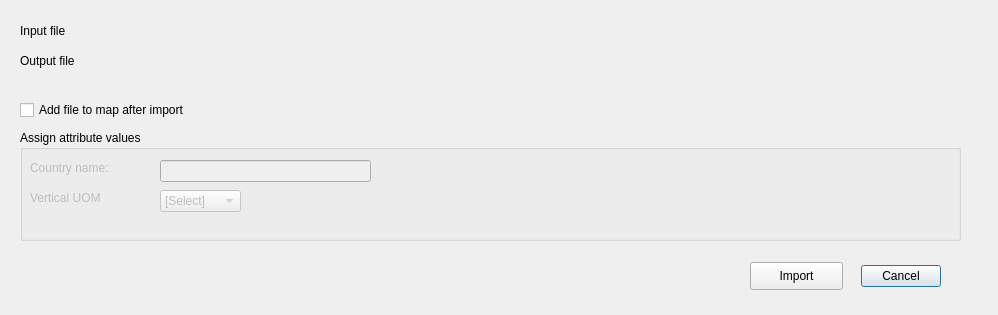
This is obstacle_from_csv/obstacle_from_csv_dialog_base.ui in strpaw/QGIS3-Plugin-ObstacleFromCSV as Qt 5 draws it before an edit. The edited form follows.
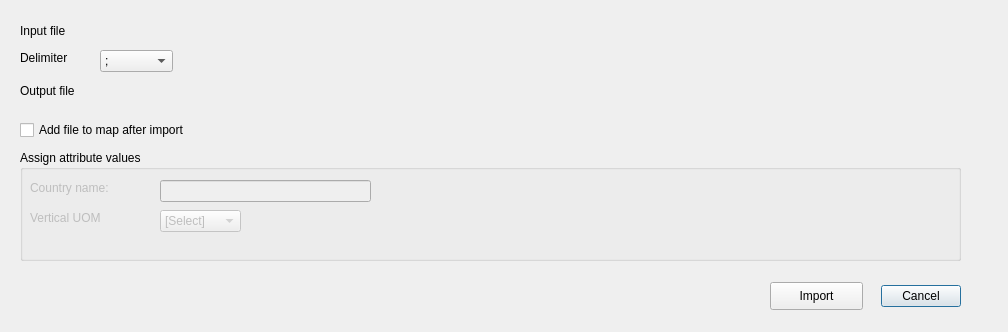
This is the edited form. Custom widgets are drawn as their Qt base class.

Commit message: Add handling comma, semicolon field delimiters

Diff of the .ui file:
```diff
--- a/obstacle_from_csv/obstacle_from_csv_dialog_base.ui
+++ b/obstacle_from_csv/obstacle_from_csv_dialog_base.ui
@@ -9,8 +9,8 @@
    <rect>
     <x>0</x>
     <y>0</y>
-    <width>998</width>
-    <height>315</height>
+    <width>1008</width>
+    <height>332</height>
    </rect>
   </property>
   <property name="windowTitle">
@@ -19,8 +19,8 @@
   <widget class="QDialogButtonBox" name="button_box">
    <property name="geometry">
     <rect>
-     <x>850</x>
-     <y>260</y>
+     <x>870</x>
+     <y>280</y>
      <width>91</width>
      <height>32</height>
     </rect>
@@ -36,7 +36,7 @@
    <property name="geometry">
     <rect>
      <x>20</x>
-     <y>50</y>
+     <y>80</y>
      <width>61</width>
      <height>21</height>
     </rect>
@@ -49,7 +49,7 @@
    <property name="geometry">
     <rect>
      <x>100</x>
-     <y>50</y>
+     <y>80</y>
      <width>891</width>
      <height>27</height>
     </rect>
@@ -70,8 +70,8 @@
   <widget class="QPushButton" name="pushButtonImport">
    <property name="geometry">
     <rect>
-     <x>750</x>
-     <y>262</y>
+     <x>770</x>
+     <y>282</y>
      <width>93</width>
      <height>28</height>
     </rect>
@@ -116,7 +116,7 @@
    <property name="geometry">
     <rect>
      <x>20</x>
-     <y>130</y>
+     <y>150</y>
      <width>941</width>
      <height>111</height>
     </rect>
@@ -202,7 +202,7 @@
    <property name="geometry">
     <rect>
      <x>20</x>
-     <y>100</y>
+     <y>120</y>
      <width>211</width>
      <height>20</height>
     </rect>
@@ -220,6 +220,39 @@
     <bool>false</bool>
    </property>
   </widget>
+  <widget class="QLabel" name="label_3">
+   <property name="geometry">
+    <rect>
+     <x>20</x>
+     <y>50</y>
+     <width>55</width>
+     <height>16</height>
+    </rect>
+   </property>
+   <property name="text">
+    <string>Delimiter</string>
+   </property>
+  </widget>
+  <widget class="QComboBox" name="comboBoxCSVDelimiter">
+   <property name="geometry">
+    <rect>
+     <x>100</x>
+     <y>50</y>
+     <width>73</width>
+     <height>22</height>
+    </rect>
+   </property>
+   <item>
+    <property name="text">
+     <string>;</string>
+    </property>
+   </item>
+   <item>
+    <property name="text">
+     <string>,</string>
+    </property>
+   </item>
+  </widget>
  </widget>
  <customwidgets>
   <customwidget>
```
The commit also changes 1 other file.
